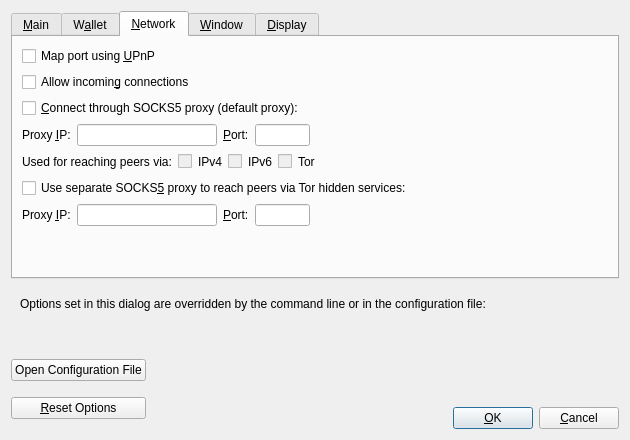
First picture: the form in src/qt/forms/optionsdialog.ui, repository equalishcoin/equalishcoind, before the edit.
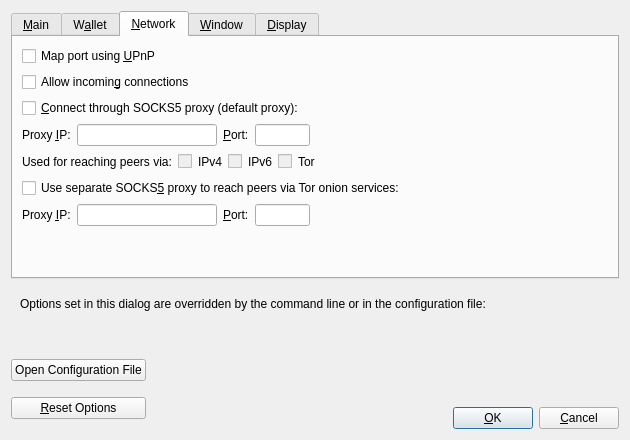
Second picture: the form after the edit. The open tabs and pages were chosen to show the change. Custom widgets are drawn as their Qt base class.

Commit message:
Replace `hidden service` with `onion service`
For a couple of years, Tor documentation has made
the term hidden service obsolete, in favor of onion
service.

This PR updates all the references in the code base.

Patch:
```diff
--- a/src/qt/forms/optionsdialog.ui
+++ b/src/qt/forms/optionsdialog.ui
@@ -432,7 +432,7 @@
           <string>Connect to the Peercoin network through a separate SOCKS5 proxy for Tor hidden services.</string>
          </property>
          <property name="text">
-          <string>Use separate SOCKS&amp;5 proxy to reach peers via Tor hidden services:</string>
+          <string>Use separate SOCKS&amp;5 proxy to reach peers via Tor onion services:</string>
          </property>
         </widget>
        </item>
```
Left out of the diff: 2 changed lines with no effect on the pictures. The commit also changes 6 other files.
